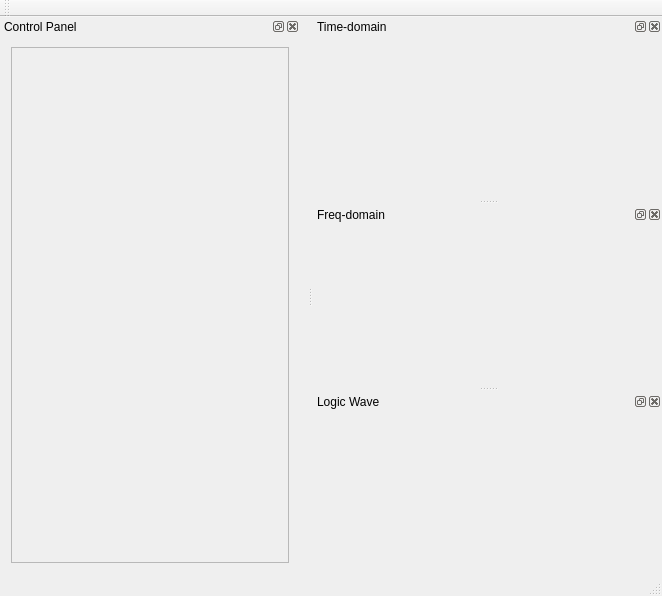
This is soft/zebra-scope/mainwindow.ui in Quenii/ADCEVM as Qt 5 draws it before an edit. The edited form follows.
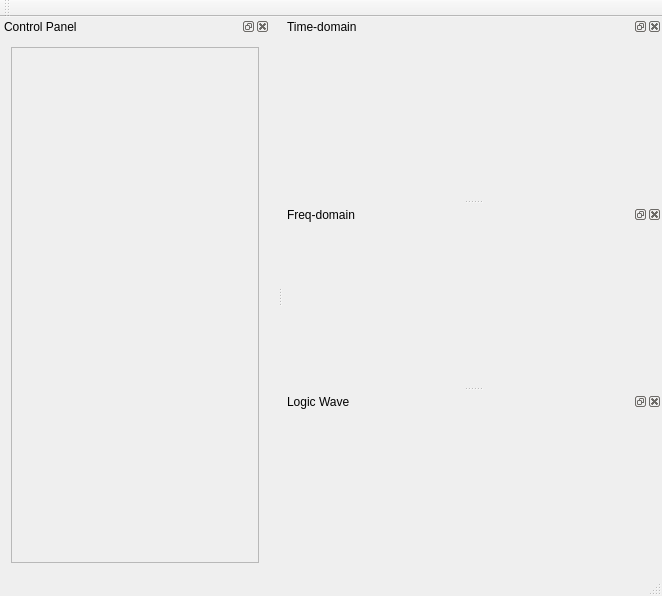
This is the edited form. Custom widgets are drawn as their Qt base class.

The edit to the form file:
```diff
--- a/soft/zebra-scope/mainwindow.ui
+++ b/soft/zebra-scope/mainwindow.ui
@@ -59,20 +59,20 @@
   <widget class="QStatusBar" name="statusBar"/>
   <widget class="QDockWidget" name="dockWidgetControlPanel">
    <property name="sizePolicy">
-    <sizepolicy hsizetype="Preferred" vsizetype="Preferred">
+    <sizepolicy hsizetype="Minimum" vsizetype="Preferred">
      <horstretch>0</horstretch>
      <verstretch>0</verstretch>
     </sizepolicy>
    </property>
    <property name="minimumSize">
     <size>
-     <width>300</width>
-     <height>101</height>
+     <width>270</width>
+     <height>102</height>
     </size>
    </property>
    <property name="maximumSize">
     <size>
-     <width>300</width>
+     <width>270</width>
      <height>524287</height>
     </size>
    </property>
@@ -86,9 +86,21 @@
     <number>1</number>
    </attribute>
    <widget class="QWidget" name="dockWidgetContents">
+    <property name="sizePolicy">
+     <sizepolicy hsizetype="Minimum" vsizetype="Preferred">
+      <horstretch>0</horstretch>
+      <verstretch>0</verstretch>
+     </sizepolicy>
+    </property>
     <layout class="QVBoxLayout" name="verticalLayout">
      <item>
       <widget class="QScrollArea" name="scrollArea">
+       <property name="sizePolicy">
+        <sizepolicy hsizetype="Minimum" vsizetype="Expanding">
+         <horstretch>0</horstretch>
+         <verstretch>0</verstretch>
+        </sizepolicy>
+       </property>
        <property name="horizontalScrollBarPolicy">
         <enum>Qt::ScrollBarAsNeeded</enum>
        </property>
@@ -100,13 +112,23 @@
          <rect>
           <x>0</x>
           <y>0</y>
-          <width>280</width>
-          <height>505</height>
+          <width>250</width>
+          <height>502</height>
          </rect>
         </property>
         <layout class="QGridLayout" name="gridLayout">
+         <property name="margin">
+          <number>0</number>
+         </property>
          <item row="0" column="0">
-          <widget class="ControlPanel" name="controlPanel" native="true"/>
+          <widget class="ControlPanel" name="controlPanel" native="true">
+           <property name="sizePolicy">
+            <sizepolicy hsizetype="Minimum" vsizetype="Preferred">
+             <horstretch>0</horstretch>
+             <verstretch>0</verstretch>
+            </sizepolicy>
+           </property>
+          </widget>
          </item>
         </layout>
        </widget>
```
Left out of the diff: 2 changed lines with no effect on the pictures.
